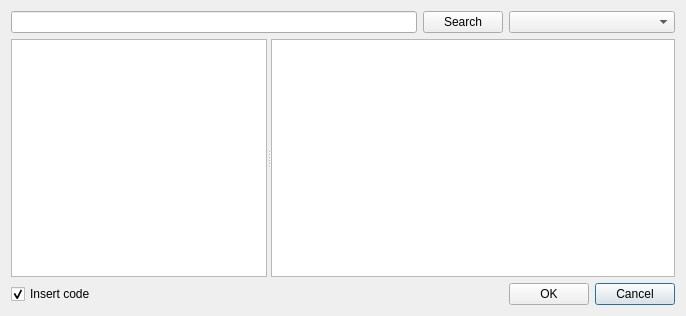
Above: src/gui/symbolsdlg.ui from NeoProgramming/NeoPad before the change. Below: the same form after it.
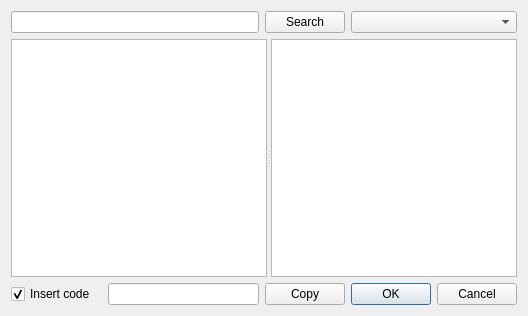
That is the form after the change.

Commit message: recent symbols

Patch:
```diff
--- a/src/gui/symbolsdlg.ui
+++ b/src/gui/symbolsdlg.ui
@@ -6,7 +6,7 @@
    <rect>
     <x>0</x>
     <y>0</y>
-    <width>686</width>
+    <width>528</width>
     <height>316</height>
    </rect>
   </property>
@@ -14,6 +14,16 @@
    <string>Symbols</string>
   </property>
   <layout class="QGridLayout" name="gridLayout">
+   <item row="2" column="4">
+    <widget class="QPushButton" name="pushOk">
+     <property name="text">
+      <string>OK</string>
+     </property>
+    </widget>
+   </item>
+   <item row="2" column="2">
+    <widget class="QLineEdit" name="lineSymbols"/>
+   </item>
    <item row="2" column="0">
     <widget class="QCheckBox" name="checkCode">
      <property name="text">
@@ -24,7 +34,17 @@
      </property>
     </widget>
    </item>
-   <item row="1" column="0" colspan="5">
+   <item row="2" column="5">
+    <widget class="QPushButton" name="pushCancel">
+     <property name="text">
+      <string>Cancel</string>
+     </property>
+    </widget>
+   </item>
+   <item row="0" column="4" colspan="2">
+    <widget class="QComboBox" name="comboFonts"/>
+   </item>
+   <item row="1" column="0" colspan="6">
     <widget class="QSplitter" name="splitter">
      <property name="orientation">
       <enum>Qt::Horizontal</enum>
@@ -52,45 +72,22 @@
      </widget>
     </widget>
    </item>
-   <item row="2" column="4">
-    <widget class="QPushButton" name="pushCancel">
-     <property name="text">
-      <string>Cancel</string>
-     </property>
-    </widget>
-   </item>
-   <item row="0" column="3" colspan="2">
-    <widget class="QComboBox" name="comboFonts"/>
-   </item>
-   <item row="0" column="0" colspan="2">
-    <widget class="QLineEdit" name="lineSearch"/>
-   </item>
    <item row="2" column="3">
-    <widget class="QPushButton" name="pushOk">
+    <widget class="QPushButton" name="pushCopy">
      <property name="text">
-      <string>OK</string>
+      <string>Copy</string>
      </property>
     </widget>
    </item>
-   <item row="0" column="2">
+   <item row="0" column="3">
     <widget class="QPushButton" name="pushSearch">
      <property name="text">
       <string>Search</string>
      </property>
     </widget>
    </item>
-   <item row="2" column="1">
-    <spacer name="horizontalSpacer">
-     <property name="orientation">
-      <enum>Qt::Horizontal</enum>
-     </property>
-     <property name="sizeHint" stdset="0">
-      <size>
-       <width>493</width>
-       <height>20</height>
-      </size>
-     </property>
-    </spacer>
+   <item row="0" column="0" colspan="3">
+    <widget class="QLineEdit" name="lineSearch"/>
    </item>
   </layout>
  </widget>
```
The commit also changes 5 other files.
